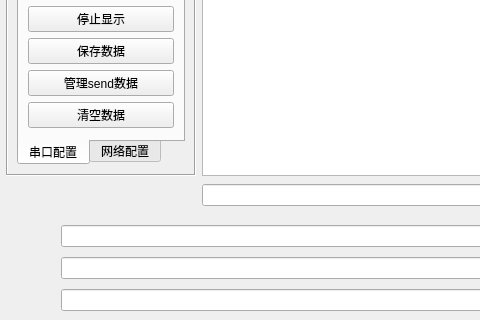
Above: frmcomtool.ui from GitHubFroxy/com before the change; both pictures show x 0 to 480 and y 458 to 778 of the 938 by 778 pixel window. Below: the same form after it.
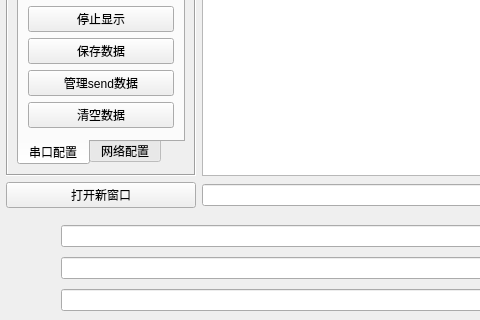
That is the form after the change. The open tabs and pages were chosen to show the change. Custom widgets are drawn as their Qt base class.

Commit message: <添加扩展窗口>

The edit to the form file:
```diff
--- a/frmcomtool.ui
+++ b/frmcomtool.ui
@@ -579,6 +579,13 @@
      </layout>
     </widget>
    </item>
+   <item row="3" column="0">
+    <widget class="QPushButton" name="btnOpenWin">
+     <property name="text">
+      <string>打开新窗口</string>
+     </property>
+    </widget>
+   </item>
   </layout>
  </widget>
  <customwidgets>
```
Left out of the diff: 2 changed lines with no effect on the pictures. The commit also changes 3 other files.
